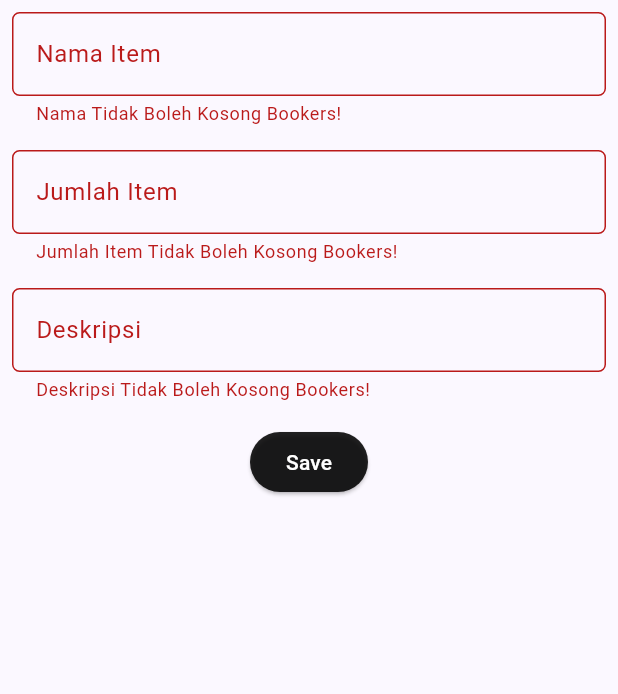
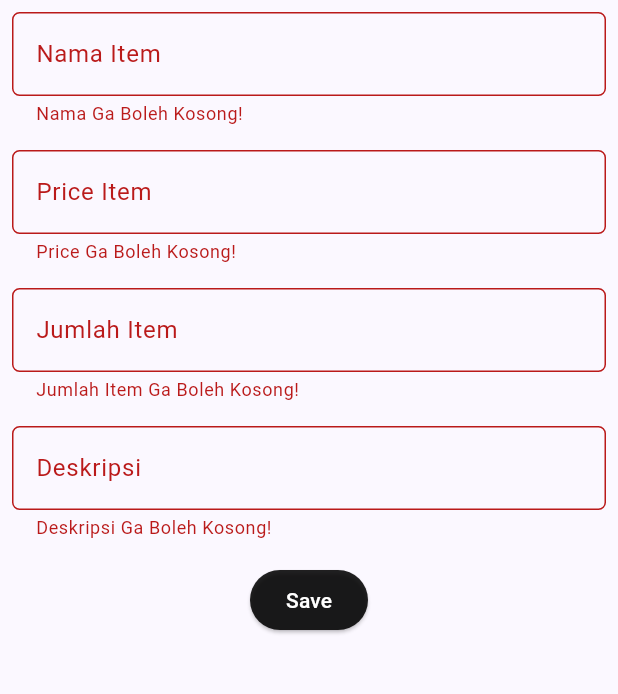
Before and after one commit to monicaa37/book-store-mobile, a Flutter app: the AddItemForm screen opened directly, after a tap on "Save", on a phone screen of 412 x 824 dp, the part 84-778 px from its top. Run offline on Flutter 3.47's test engine with Material 2 defaults, Android fonts, the phone set to English and light mode, and no system bars; missing offline and left inert: pbp_django_auth; network calls fail.

Commit message:
tugas 9 finish

```diff
--- a/lib/models/item.dart
+++ b/lib/models/item.dart
@@ -1,9 +1,12 @@
 class Item {
   final String name;
+  final int price;
   final int amount;
   final String description;
   static final List<Item> listItem = [];
 
 
-  Item(this.name, this.amount, this.description);
+  Item(this.name, this.price, this.amount, this.description);
+
+  get fields => null;
 }
--- a/lib/models/product.dart
+++ b/lib/models/product.dart
@@ -4,22 +4,24 @@
 
 import 'dart:convert';
 
-List<Product> productFromJson(String str) => List<Product>.from(json.decode(str).map((x) => Product.fromJson(x)));
+List<Item> itemFromJson(String str) =>
+    List<Item>.from(json.decode(str).map((x) => Item.fromJson(x)));
 
-String productToJson(List<Product> data) => json.encode(List<dynamic>.from(data.map((x) => x.toJson())));
+String itemToJson(List<Item> data) =>
+    json.encode(List<dynamic>.from(data.map((x) => x.toJson())));
 
-class Product {
+class Item {
     String model;
     int pk;
     Fields fields;
 
-    Product({
+    Item({
         required this.model,
         required this.pk,
         required this.fields,
     });
 
-    factory Product.fromJson(Map<String, dynamic> json) => Product(
+    factory Item.fromJson(Map<String, dynamic> json) => Item(
         model: json["model"],
         pk: json["pk"],
         fields: Fields.fromJson(json["fields"]),
--- a/lib/screens/add_item_form.dart
+++ b/lib/screens/add_item_form.dart
@@ -1,9 +1,12 @@
 import 'dart:convert';
+
 import 'package:flutter/material.dart';
+import 'package:pbp_django_auth/pbp_django_auth.dart';
+import 'package:provider/provider.dart';
+import 'package:book_store/screens/item_list_page.dart';
 import 'package:book_store/screens/menu.dart';
 import 'package:book_store/widgets/left_drawer.dart';
-import 'package:pbp_django_auth/pbp_django_auth.dart';
-import 'package:provider/provider.dart';
+import 'package:book_store/models/item.dart';
 
 class AddItemForm extends StatefulWidget {
   const AddItemForm({super.key});
@@ -15,6 +18,7 @@ class AddItemForm extends StatefulWidget {
 class _AddItemState extends State<AddItemForm> {
   final _formKey = GlobalKey<FormState>();
   String _name = "";
+  int _price = 0;
   int _amount = 0;
   String _description = "";
 
@@ -57,7 +61,29 @@ class _AddItemState extends State<AddItemForm> {
                   },
                   validator: (String? value) {
                     if (value == null || value.isEmpty) {
-                      return "Nama Tidak Boleh Kosong Bookers!";
+                      return "Nama Ga Boleh Kosong!";
+                    }
+                    return null;
+                  },
+                ),
+              ),
+              Padding(
+                padding: const EdgeInsets.all(8),
+                child: TextFormField(
+                  decoration: InputDecoration(
+                      hintText: "Price Item",
+                      labelText: "Price Item",
+                      border: OutlineInputBorder(
+                          borderRadius: BorderRadius.circular(5))),
+                  // isi dari formnya
+                  onChanged: (String? value) {
+                    setState(() {
+                      _price = int.parse(value!);
+                    });
+                  },
+                  validator: (String? value) {
+                    if (value == null || value.isEmpty) {
+                      return "Price Ga Boleh Kosong!";
                     }
                     return null;
                   },
@@ -82,10 +108,10 @@ class _AddItemState extends State<AddItemForm> {
                   },
                   validator: (String? value) {
                     if (value == null || value.isEmpty) {
-                      return "Jumlah Item Tidak Boleh Kosong Bookers!";
+                      return "Jumlah Item Ga Boleh Kosong!";
                     }
                     if (int.tryParse(value) == null) {
-                      return "Jumlah Item Harus Berupa Bilangan Bookers!";
+                      return "Jumlah Item Harus Bilangan!";
                     }
                     return null;
                   },
@@ -108,7 +134,7 @@ class _AddItemState extends State<AddItemForm> {
                   },
                   validator: (String? value) {
                     if (value == null || value.isEmpty) {
-                      return "Deskripsi Tidak Boleh Kosong Bookers!";
+                      return "Deskripsi Ga Boleh Kosong!";
                     }
                     return null;
                   },
@@ -123,6 +149,10 @@ class _AddItemState extends State<AddItemForm> {
                       backgroundColor:
                           MaterialStateProperty.all(Colors.black87),
                     ),
+                    child: const Text(
+                      "Save",
+                      style: TextStyle(color: Colors.white),
+                    ),
                     onPressed: () async {
                       if (_formKey.currentState!.validate()) {
                         // Kirim ke Django dan tunggu respons
@@ -131,6 +161,7 @@ class _AddItemState extends State<AddItemForm> {
                             "http://localhost:8000/create-flutter/",
                             jsonEncode(<String, String>{
                               'name': _name,
+                              'price': _price.toString(),
                               'amount': _amount.toString(),
                               'description': _description,
                               // TODO: Sesuaikan field data sesuai dengan aplikasimu
@@ -138,11 +169,12 @@ class _AddItemState extends State<AddItemForm> {
                         if (response['status'] == 'success') {
                           ScaffoldMessenger.of(context)
                               .showSnackBar(const SnackBar(
-                              content: Text("Produk baru berhasil disimpan!"),
+                            content: Text("Item baru berhasil disimpan!"),
                           ));
                           Navigator.pushReplacement(
                             context,
-                                  MaterialPageRoute(builder: (context) => MyHomePage()),
+                            MaterialPageRoute(
+                                builder: (context) => MyHomePage()),
                           );
                         } else {
                           ScaffoldMessenger.of(context)
@@ -152,16 +184,16 @@ class _AddItemState extends State<AddItemForm> {
                           ));
                         }
                       }
+                    // Item content =  Item (_name,_price, _amount, _description);
+                    // Item.listItem.add(content);
                     },
-                          child: const Text(
-                          "Save",
-                          style: TextStyle(color: Colors.white),
+                  ),
+                ),
+              )
+            ],
           ),
         ),
       ),
-              ),
-            ]),
-        ),
-      ));
+    );
   }
 }
--- a/lib/screens/list_product.dart
+++ b/lib/screens/list_product.dart
@@ -12,7 +12,7 @@ class ProductPage extends StatefulWidget {
 }
 
 class _ProductPageState extends State<ProductPage> {
-Future<List<Product>> fetchProduct() async {
+Future<List<Item>> fetchProduct() async {
     // TODO: Ganti URL dan jangan lupa tambahkan trailing slash (/) di akhir URL!
     var url = Uri.parse(
         'http://localhost:8000/json/');
@@ -25,10 +25,10 @@ Future<List<Product>> fetchProduct() async {
     var data = jsonDecode(utf8.decode(response.bodyBytes));
 
     // melakukan konversi data json menjadi object Product
-    List<Product> list_product = [];
+    List<Item> list_product = [];
     for (var d in data) {
         if (d != null) {
-            list_product.add(Product.fromJson(d));
+            list_product.add(Item.fromJson(d));
         }
     }
     return list_product;
@@ -79,6 +79,8 @@ Widget build(BuildContext context) {
                                     const SizedBox(height: 10),
                                     Text("${snapshot.data![index].fields.price}"),
                                     const SizedBox(height: 10),
+                                    Text("${snapshot.data![index].fields.amount}"),
+                                    const SizedBox(height: 10),
                                     Text(
                                         "${snapshot.data![index].fields.description}")
                                 ],
--- a/lib/screens/login.dart
+++ b/lib/screens/login.dart
@@ -1,7 +1,9 @@
+import 'package:book_store/screens/menu.dart';
 import 'package:book_store/screens/menu.dart';
 import 'package:flutter/material.dart';
 import 'package:pbp_django_auth/pbp_django_auth.dart';
 import 'package:provider/provider.dart';
+
 
 void main() {
     runApp(const LoginApp());
@@ -24,6 +26,7 @@ Widget build(BuildContext context) {
 
 class LoginPage extends StatefulWidget {
     const LoginPage({super.key});
+    static String uname = "";
 
     @override
     _LoginPageState createState() => _LoginPageState();
--- a/lib/screens/menu.dart
+++ b/lib/screens/menu.dart
@@ -9,6 +9,7 @@ class MyHomePage extends StatelessWidget {
 
   final List<ShopItem> items = [
     ShopItem("Lihat Item", Icons.checklist, Color.fromARGB(255, 244, 163, 63)),
+    ShopItem("Daftar Produk", Icons.add_shopping_cart,Color.fromARGB(255, 239, 124, 191)),
     ShopItem("Tambah Item", Icons.add_shopping_cart, Colors.lightGreen),
     ShopItem("Logout", Icons.logout, Colors.lightBlue),
   ];
@@ -19,7 +20,7 @@ class MyHomePage extends StatelessWidget {
       appBar: AppBar(
         title: const Center(
           child: Text(
-            'BOOK STORE',
+            'KAOS STORE',
             style: TextStyle(color: Color.fromARGB(255, 255, 255, 255)),
           ),
         ),
@@ -38,7 +39,7 @@ class MyHomePage extends StatelessWidget {
                 padding: EdgeInsets.only(top: 10.0, bottom: 10.0),
                 // Widget Text untuk menampilkan tulisan dengan alignment center dan style yang sesuai
                 child: Text(
-                  'Welcome to Book Store Bersama', // Text yang menandakan toko
+                  'Welcome to Kaos Store Bersama', // Text yang menandakan toko
                   textAlign: TextAlign.center,
                   style: TextStyle(
                     fontSize: 30,
--- /dev/null
+++ b/lib/screens/one_item.dart
@@ -0,0 +1,37 @@
+import 'package:flutter/material.dart';
+import 'package:book_store/models/product.dart';
+
+class ItemDetailPage extends StatelessWidget {
+  final Item item;
+
+  const ItemDetailPage({Key? key, required this.item}) : super(key: key);
+
+  @override
+  Widget build(BuildContext context) {
+    return Scaffold(
+      appBar: AppBar(
+        title: Text(item.fields.name),
+        backgroundColor: const Color.fromARGB(255, 163, 0, 239),
+        foregroundColor: const Color.fromARGB(255, 2, 1, 1),
+      ),
+      body: Padding(
+        padding: const EdgeInsets.all(16.0),
+        child: Column(
+          crossAxisAlignment: CrossAxisAlignment.start,
+          children: [
+            Text(
+              'Name: ${item.fields.name}',
+              style: TextStyle(fontSize: 20, fontWeight: FontWeight.bold),
+            ),
+            SizedBox(height: 10),
+            Text('Price: ${item.fields.price}'),
+            SizedBox(height: 10),
+            Text('Amount: ${item.fields.amount}'),
+            SizedBox(height: 10),
+            Text('Description: ${item.fields.description}'),
+          ],
+        ),
+      ),
+    );
+  }
+}
--- a/lib/widgets/left_drawer.dart
+++ b/lib/widgets/left_drawer.dart
@@ -67,7 +67,7 @@ class LeftDrawer extends StatelessWidget {
               Navigator.push(
                   context,
                   MaterialPageRoute(
-                      builder: (context) => const ItemListPage()));
+                      builder: (context) => const ItemPage()));
             },
           ),
           ListTile(
```
Also changed, not shown: lib/screens/item_list_page.dart (+92 -39 lines), lib/widgets/item_card.dart (+9 -4 lines). Lines whose indentation alone changed are shown as unchanged.
